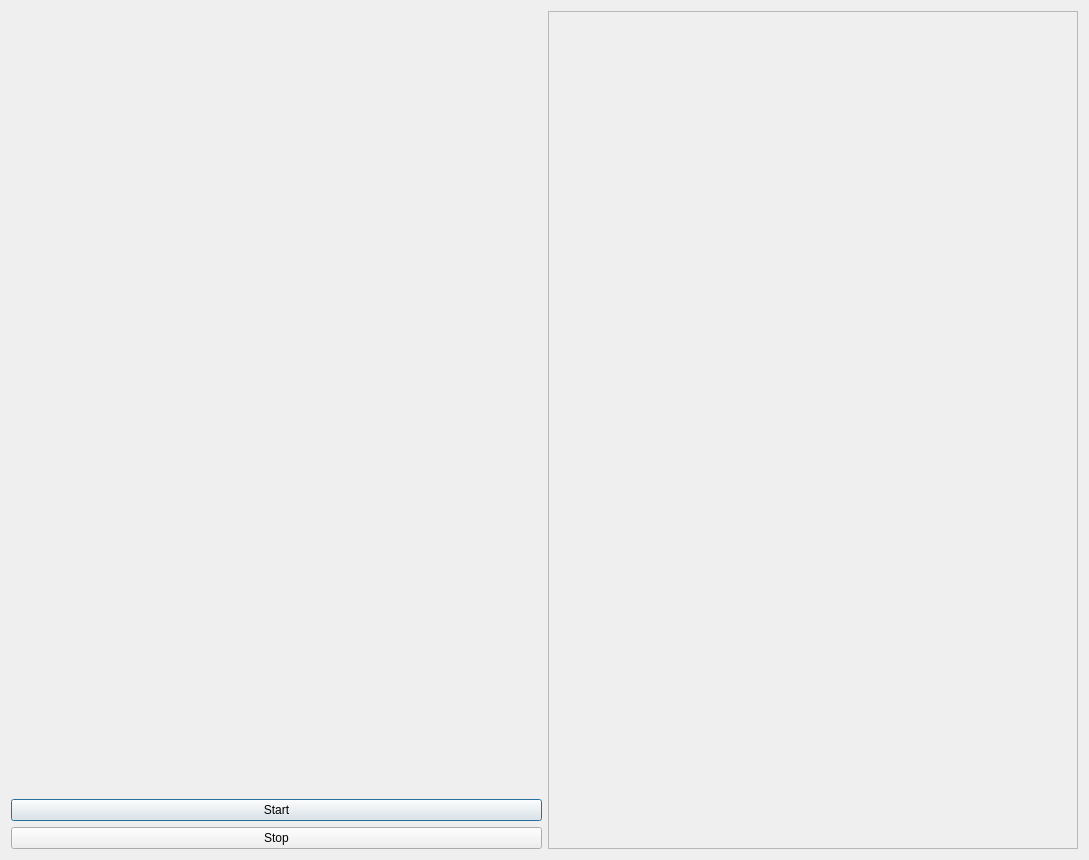
djsperka/vortup, file OCTDialog.ui: the form before one commit.
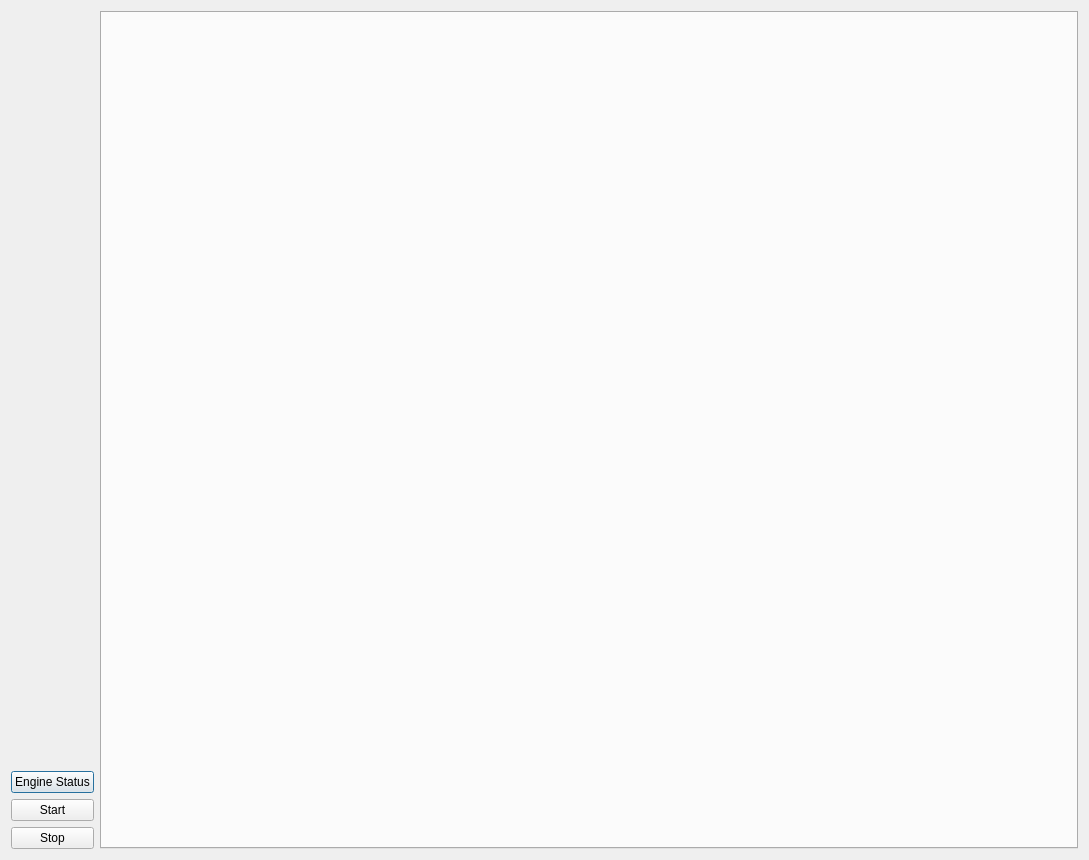
The form after the commit.

Commit message: Incorporate loading of ui file directly. TabWidget displays raster and cross-section.

Diff of the .ui file:
```diff
--- a/OCTDialog.ui
+++ b/OCTDialog.ui
@@ -29,6 +29,13 @@
        </property>
       </spacer>
      </item>
+     <item>
+      <widget class="QPushButton" name="pbStatus">
+       <property name="text">
+        <string>Engine Status</string>
+       </property>
+      </widget>
+     </item>
      <item>
       <widget class="QPushButton" name="pbStart">
        <property name="text">
@@ -46,12 +53,9 @@
     </layout>
    </item>
    <item>
-    <widget class="QFrame" name="framePlotMain">
-     <property name="frameShape">
-      <enum>QFrame::StyledPanel</enum>
-     </property>
-     <property name="frameShadow">
-      <enum>QFrame::Raised</enum>
+    <widget class="QTabWidget" name="tabWidgetPlots">
+     <property name="currentIndex">
+      <number>-1</number>
      </property>
     </widget>
    </item>
```
The commit also changes 1 other file.
